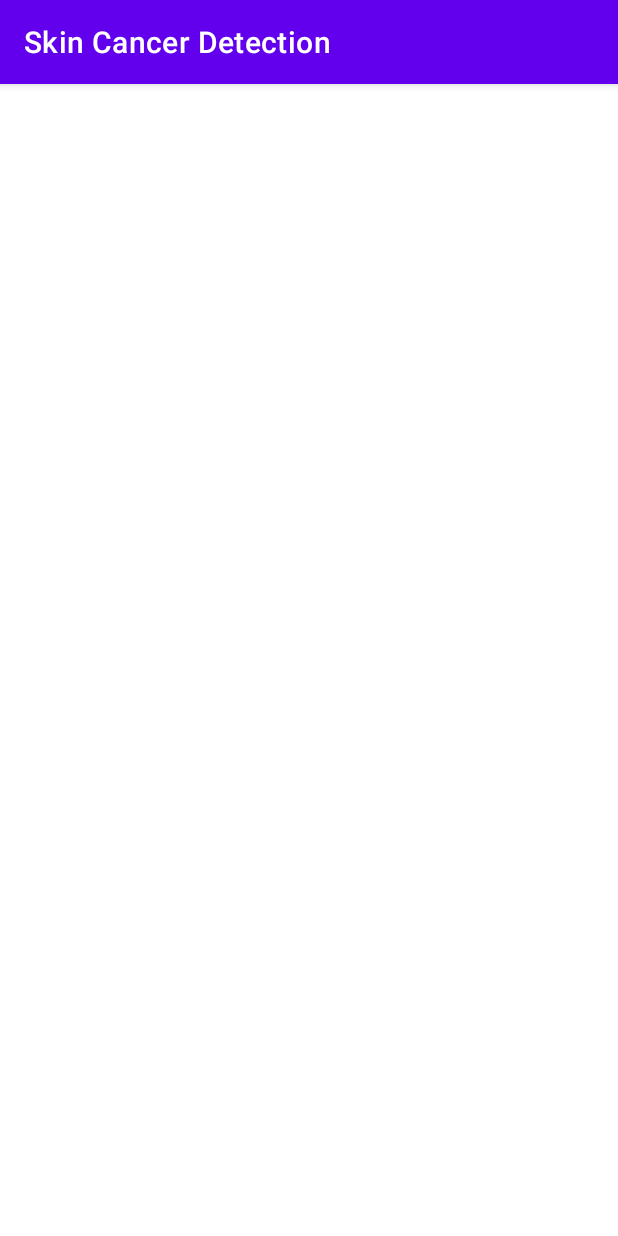
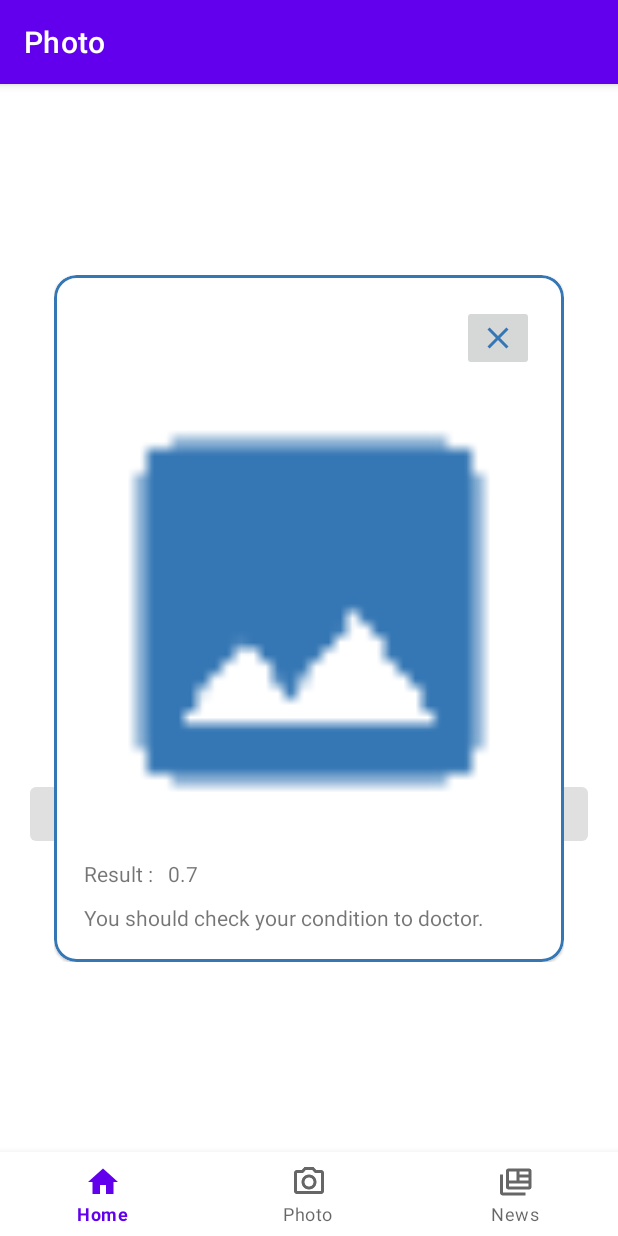
Before and after one commit to Blue-Birman/Bangkit-Capstone-Project-B21-CAP0005, an Android app: the PhotoFragment screen opened through its navigation route, after a tap on "SEND", on a phone screen of 412 x 824 dp. Run offline under Robolectric (Android 15) with nearby library versions, the phone set to English and light mode, and no system bars; our stand-ins replace Room's generated code, navigation-ui; pictures from the network do not load; 2 statements that could not run were skipped; 1 other tap on this screen came first.

Commit message:
change result activity into popup

```diff
--- a/AndroidApp/app/src/main/java/com/overheat/capstoneproject/ui/photo/PhotoFragment.kt
+++ b/AndroidApp/app/src/main/java/com/overheat/capstoneproject/ui/photo/PhotoFragment.kt
@@ -5,7 +5,6 @@ import android.app.Activity.RESULT_CANCELED
 import android.app.Activity.RESULT_OK
 import android.content.Intent
 import android.graphics.Bitmap
-import android.graphics.BitmapFactory
 import android.os.Bundle
 import android.provider.MediaStore
 import android.util.Base64
@@ -16,16 +15,12 @@ import androidx.core.graphics.drawable.toBitmap
 import androidx.fragment.app.Fragment
 import com.overheat.capstoneproject.R
 import com.overheat.capstoneproject.databinding.FragmentPhotoBinding
-import com.overheat.capstoneproject.ui.result.ResultActivity
 import java.io.ByteArrayOutputStream
-import java.util.*
 
 class PhotoFragment : Fragment() {
 
     private var _binding: FragmentPhotoBinding? = null
     private val binding get() = _binding!!
-
-    val REQUEST_CODE = 200
 
     override fun onCreateView(
         inflater: LayoutInflater, container: ViewGroup?,
@@ -39,13 +34,19 @@ class PhotoFragment : Fragment() {
         super.onViewCreated(view, savedInstanceState)
 
         checkPermission()
+        binding.btnSend.isEnabled = false
 
         binding.btnCapture.setOnClickListener {
             openCamera()
+            binding.btnSend.isEnabled = true
         }
 
         binding.btnSend.setOnClickListener {
-            sendToApi()
+            getResult()
+        }
+
+        binding.popupResult.btnClose.setOnClickListener {
+            closePopUp()
         }
     }
 
@@ -70,24 +71,48 @@ class PhotoFragment : Fragment() {
         startActivityForResult(cameraIntent, REQUEST_CODE)
     }
 
-    private fun sendToApi() {
+    private fun getResult() {
         val imageString = getImage()
-        val intent = Intent(context, ResultActivity::class.java).apply {
-            putExtra(ResultActivity.EXTRA_IMAGE, (binding.ivPhoto.drawable.toBitmap()))
-            putExtra(ResultActivity.EXTRA_STRING, imageString)
-        }
-        startActivity(intent)
+        // resize image
+        val bitmap =
+            Bitmap.createScaledBitmap((binding.ivPhoto.drawable).toBitmap(), 150, 150, true)
+
+        // send the image string to api
+
+        // show result
+        showPopUp(bitmap, 0.7)
     }
 
-    private fun getImage() : String {
+    private fun showPopUp(bitmap: Bitmap, cancerProba: Double) {
+        binding.popupResult.ivResult.setImageBitmap(bitmap)
+        binding.popupResult.tvResult.text = cancerProba.toString()
+
+        if (cancerProba > 0.5) {
+            binding.popupResult.tvWarning.text = "You should check your condition to doctor."
+        } else {
+            binding.popupResult.tvWarning.text = "..."
+        }
+
+        binding.btnCapture.isEnabled = false
+        binding.btnSend.isEnabled = false
+        binding.popupResult.root.bringToFront()
+        binding.popupResult.root.visibility = View.VISIBLE
+    }
+
+    private fun closePopUp() {
+        binding.btnCapture.isEnabled = true
+        binding.popupResult.root.visibility = View.GONE
+    }
+
+    private fun getImage(): String {
         val byteArrayOutputStream = ByteArrayOutputStream()
-        val bitmap = (binding.ivPhoto.drawable).toBitmap()
-        bitmap.compress(Bitmap.CompressFormat.JPEG, 150, byteArrayOutputStream)
+        val bitmap =
+            Bitmap.createScaledBitmap((binding.ivPhoto.drawable).toBitmap(), 150, 150, true)
+        bitmap.compress(Bitmap.CompressFormat.JPEG, 100, byteArrayOutputStream)
 
         val imageBytes = byteArrayOutputStream.toByteArray()
-        val imageString = Base64.encodeToString(imageBytes, Base64.DEFAULT)
 
-        return imageString
+        return Base64.encodeToString(imageBytes, Base64.DEFAULT)
     }
 
     override fun onActivityResult(requestCode: Int, resultCode: Int, data: Intent?) {
@@ -110,4 +135,8 @@ class PhotoFragment : Fragment() {
         super.onDestroy()
         _binding = null
     }
+
+    companion object {
+        const val REQUEST_CODE = 200
+    }
 }
--- a/AndroidApp/app/src/main/java/com/overheat/capstoneproject/ui/result/ResultActivity.kt
+++ /dev/null
@@ -1,28 +0,0 @@
-package com.overheat.capstoneproject.ui.result
-
-import android.graphics.Bitmap
-import androidx.appcompat.app.AppCompatActivity
-import android.os.Bundle
-import com.overheat.capstoneproject.databinding.ActivityResultBinding
-
-class ResultActivity : AppCompatActivity() {
-
-    private lateinit var binding: ActivityResultBinding
-
-    override fun onCreate(savedInstanceState: Bundle?) {
-        super.onCreate(savedInstanceState)
-        binding = ActivityResultBinding.inflate(layoutInflater)
-        setContentView(binding.root)
-
-        val image = intent.getParcelableExtra<Bitmap>(EXTRA_IMAGE)
-        val imageString = intent.getStringExtra(EXTRA_STRING)
-
-        binding.ivResult.setImageBitmap(image)
-        binding.tvImageString.text = imageString
-    }
-
-    companion object {
-        const val EXTRA_IMAGE = "extra_image"
-        const val EXTRA_STRING = "extra_string"
-    }
-}
--- /dev/null
+++ b/AndroidApp/app/src/main/res/drawable/ic_close_blue.xml
@@ -0,0 +1,5 @@
+<vector android:height="24dp" android:tint="#3577B4"
+    android:viewportHeight="24" android:viewportWidth="24"
+    android:width="24dp" xmlns:android="http://schemas.android.com/apk/res/android">
+    <path android:fillColor="@android:color/white" android:pathData="M19,6.41L17.59,5 12,10.59 6.41,5 5,6.41 10.59,12 5,17.59 6.41,19 12,13.41 17.59,19 19,17.59 13.41,12z"/>
+</vector>
--- a/AndroidApp/app/src/main/res/layout/activity_result.xml
+++ /dev/null
@@ -1,34 +0,0 @@
-<?xml version="1.0" encoding="utf-8"?>
-<androidx.constraintlayout.widget.ConstraintLayout xmlns:android="http://schemas.android.com/apk/res/android"
-    xmlns:app="http://schemas.android.com/apk/res-auto"
-    xmlns:tools="http://schemas.android.com/tools"
-    android:layout_width="match_parent"
-    android:layout_height="match_parent"
-    tools:context=".ui.result.ResultActivity">
-
-    <ImageView
-        android:id="@+id/iv_result"
-        android:layout_width="100dp"
-        android:layout_height="100dp"
-        android:layout_marginTop="15dp"
-        android:contentDescription="@string/photo_iv_desc"
-        app:layout_constraintEnd_toEndOf="parent"
-        app:layout_constraintStart_toStartOf="parent"
-        app:layout_constraintTop_toTopOf="parent"
-        tools:src="@drawable/ic_image_blue" />
-
-    <TextView
-        android:id="@+id/tv_image_string"
-        android:layout_width="0dp"
-        android:layout_height="wrap_content"
-        android:layout_marginTop="20dp"
-        android:layout_marginEnd="20dp"
-        app:layout_constraintBottom_toBottomOf="parent"
-        app:layout_constraintEnd_toEndOf="parent"
-        app:layout_constraintHorizontal_bias="1.0"
-        app:layout_constraintStart_toStartOf="parent"
-        app:layout_constraintTop_toBottomOf="@+id/iv_result"
-        app:layout_constraintVertical_bias="0.0"
-        tools:text="@string/result" />
-
-</androidx.constraintlayout.widget.ConstraintLayout>
--- a/AndroidApp/app/src/main/res/layout/fragment_photo.xml
+++ b/AndroidApp/app/src/main/res/layout/fragment_photo.xml
@@ -11,12 +11,12 @@
         android:layout_width="300dp"
         android:layout_height="300dp"
         android:layout_marginTop="15dp"
+        android:contentDescription="@string/photo_iv_desc"
         android:scaleType="fitCenter"
-        android:contentDescription="@string/photo_iv_desc"
+        android:src="@drawable/ic_image_blue"
         app:layout_constraintEnd_toEndOf="parent"
         app:layout_constraintStart_toStartOf="parent"
-        app:layout_constraintTop_toTopOf="parent"
-        tools:src="@drawable/ic_image_blue" />
+        app:layout_constraintTop_toTopOf="parent" />
 
     <Button
         android:id="@+id/btn_capture"
@@ -42,4 +42,15 @@
         app:layout_constraintStart_toEndOf="@+id/btn_capture"
         app:layout_constraintTop_toBottomOf="@+id/iv_photo" />
 
+    <include
+        android:id="@+id/popup_result"
+        layout="@layout/popup_result"
+        android:layout_width="wrap_content"
+        android:layout_height="wrap_content"
+        android:visibility="gone"
+        app:layout_constraintBottom_toBottomOf="parent"
+        app:layout_constraintEnd_toEndOf="parent"
+        app:layout_constraintStart_toStartOf="parent"
+        app:layout_constraintTop_toTopOf="parent" />
+
 </androidx.constraintlayout.widget.ConstraintLayout>
--- /dev/null
+++ b/AndroidApp/app/src/main/res/layout/popup_result.xml
@@ -0,0 +1,76 @@
+<?xml version="1.0" encoding="utf-8"?>
+<LinearLayout xmlns:android="http://schemas.android.com/apk/res/android"
+    android:id="@+id/popup_result"
+    xmlns:app="http://schemas.android.com/apk/res-auto"
+    xmlns:tools="http://schemas.android.com/tools"
+    android:layout_width="wrap_content"
+    android:layout_height="wrap_content"
+    android:layout_gravity="center">
+
+    <com.google.android.material.card.MaterialCardView
+        android:layout_width="wrap_content"
+        android:layout_height="wrap_content"
+        app:cardCornerRadius="15dp"
+        app:strokeColor="@color/blue"
+        app:strokeWidth="2dp">
+
+        <androidx.constraintlayout.widget.ConstraintLayout
+            android:layout_width="match_parent"
+            android:layout_height="match_parent"
+            android:padding="20dp">
+
+            <ImageButton
+                android:id="@+id/btn_close"
+                android:layout_width="wrap_content"
+                android:layout_height="wrap_content"
+                android:contentDescription="@string/close"
+                android:src="@drawable/ic_close_blue"
+                app:layout_constraintEnd_toEndOf="parent"
+                app:layout_constraintTop_toTopOf="parent" />
+
+            <ImageView
+                android:id="@+id/iv_result"
+                android:layout_width="300dp"
+                android:layout_height="300dp"
+                android:layout_marginTop="10dp"
+                android:contentDescription="@string/result"
+                android:src="@drawable/ic_image_blue"
+                app:layout_constraintEnd_toEndOf="parent"
+                app:layout_constraintStart_toStartOf="parent"
+                app:layout_constraintTop_toBottomOf="@+id/btn_close" />
+
+            <TextView
+                android:id="@+id/lbl_result"
+                android:layout_width="wrap_content"
+                android:layout_height="wrap_content"
+                android:layout_marginTop="15dp"
+                android:text="@string/result"
+                app:layout_constraintStart_toStartOf="parent"
+                app:layout_constraintTop_toBottomOf="@+id/iv_result" />
+
+            <TextView
+                android:id="@+id/tv_result"
+                android:layout_width="wrap_content"
+                android:layout_height="wrap_content"
+                android:layout_marginStart="10dp"
+                android:layout_marginTop="15dp"
+                app:layout_constraintStart_toEndOf="@+id/lbl_result"
+                app:layout_constraintTop_toBottomOf="@+id/iv_result"
+                tools:text="@string/result" />
+
+            <TextView
+                android:id="@+id/tv_warning"
+                android:layout_width="wrap_content"
+                android:layout_height="wrap_content"
+                android:layout_marginTop="10dp"
+                app:layout_constraintBottom_toBottomOf="parent"
+                app:layout_constraintEnd_toEndOf="parent"
+                app:layout_constraintHorizontal_bias="0.0"
+                app:layout_constraintStart_toStartOf="parent"
+                app:layout_constraintTop_toBottomOf="@+id/lbl_result"
+                tools:text="@string/warning" />
+
+        </androidx.constraintlayout.widget.ConstraintLayout>
+    </com.google.android.material.card.MaterialCardView>
+
+</LinearLayout>
--- a/AndroidApp/app/src/main/res/menu/bottom_nav_menu.xml
+++ b/AndroidApp/app/src/main/res/menu/bottom_nav_menu.xml
@@ -16,9 +16,4 @@
         android:icon="@drawable/ic_news_blue"
         android:title="@string/title_news" />
 
-    <item
-        android:id="@+id/navigation_notifications"
-        android:icon="@drawable/ic_notifications_black_24dp"
-        android:title="@string/title_notifications" />
-
 </menu>
--- a/AndroidApp/app/src/main/res/values/strings.xml
+++ b/AndroidApp/app/src/main/res/values/strings.xml
@@ -16,7 +16,9 @@
 
     <string name="button_take_pic">Take photo</string>
     <string name="photo_iv_desc">Image captured</string>
-    <string name="result">Result</string>
+    <string name="result">Result : </string>
+    <string name="warning">Warning</string>
+    <string name="close">Close pop up</string>
 
     <string name="text_full_name">Full Name:</string>
     <string name="text_sex">Sex:</string>
```
